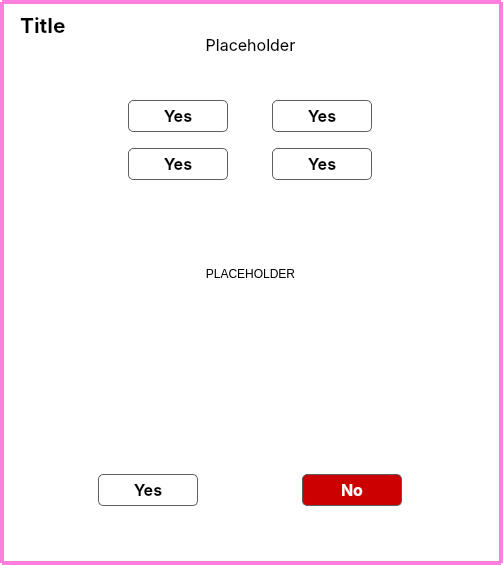
Qt form ui/CustomMessageBox.ui (c-ryan-z/pos-py) before a commit.
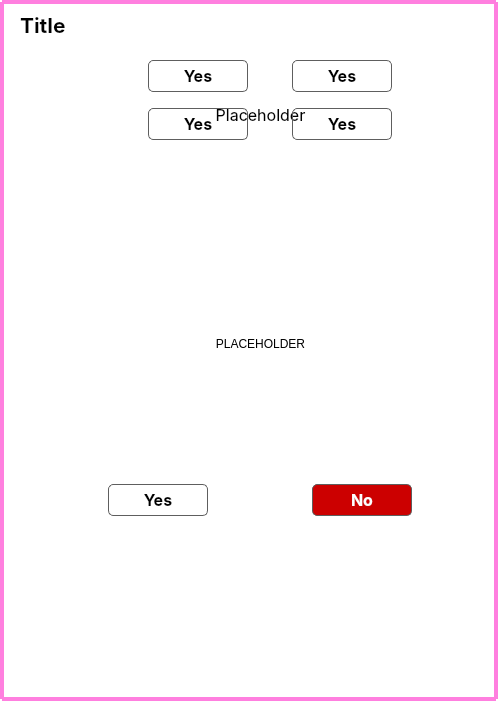
The same form after that commit. The open tabs and pages were chosen to show the change. Icons and pictures are not drawn.

Diff of the .ui file:
```diff
--- a/ui/CustomMessageBox.ui
+++ b/ui/CustomMessageBox.ui
@@ -6,8 +6,8 @@
    <rect>
     <x>0</x>
     <y>0</y>
-    <width>503</width>
-    <height>565</height>
+    <width>498</width>
+    <height>701</height>
    </rect>
   </property>
   <property name="windowTitle">
@@ -55,69 +55,47 @@
     </size>
    </property>
   </widget>
-  <widget class="QWidget" name="layoutWidget">
+  <widget class="QLabel" name="lb_title">
    <property name="geometry">
     <rect>
-     <x>0</x>
-     <y>470</y>
-     <width>501</width>
-     <height>40</height>
+     <x>20</x>
+     <y>10</y>
+     <width>241</width>
+     <height>31</height>
     </rect>
    </property>
-   <layout class="QHBoxLayout" name="hl_confirm">
-    <item>
-     <widget class="QPushButton" name="pb_yes">
-      <property name="maximumSize">
-       <size>
-        <width>100</width>
-        <height>16777215</height>
-       </size>
-      </property>
       <property name="font">
        <font>
         <family>Inter</family>
-        <pointsize>12</pointsize>
+     <pointsize>16</pointsize>
         <bold>true</bold>
        </font>
       </property>
       <property name="text">
-       <string>Yes</string>
-      </property>
-     </widget>
-    </item>
-    <item>
-     <widget class="QPushButton" name="pb_no">
-      <property name="maximumSize">
-       <size>
-        <width>100</width>
-        <height>16777215</height>
-       </size>
-      </property>
-      <property name="font">
-       <font>
-        <family>Inter</family>
-        <pointsize>12</pointsize>
-        <bold>true</bold>
-       </font>
-      </property>
-      <property name="styleSheet">
-       <string notr="true">QPushButton {
-	background-color: #cc0000;
-	color: #FEFEFE;
-}</string>
-      </property>
-      <property name="text">
-       <string>No</string>
-      </property>
-     </widget>
-    </item>
-   </layout>
-  </widget>
+    <string>Title</string>
+   </property>
+   <property name="alignment">
+    <set>Qt::AlignLeading|Qt::AlignLeft|Qt::AlignVCenter</set>
+   </property>
+  </widget>
+  <widget class="QStackedWidget" name="sw_messagebox">
+   <property name="geometry">
+    <rect>
+     <x>10</x>
+     <y>10</y>
+     <width>481</width>
+     <height>681</height>
+    </rect>
+   </property>
+   <property name="currentIndex">
+    <number>1</number>
+   </property>
+   <widget class="QWidget" name="page">
   <widget class="QWidget" name="layoutWidget">
    <property name="geometry">
     <rect>
      <x>40</x>
-     <y>20</y>
+       <y>80</y>
      <width>421</width>
      <height>451</height>
     </rect>
@@ -170,34 +148,69 @@
     </item>
    </layout>
   </widget>
-  <widget class="QLabel" name="lb_title">
+    <widget class="QWidget" name="layoutWidget">
    <property name="geometry">
     <rect>
-     <x>20</x>
-     <y>10</y>
-     <width>241</width>
-     <height>31</height>
-    </rect>
-   </property>
+       <x>0</x>
+       <y>470</y>
+       <width>501</width>
+       <height>40</height>
+      </rect>
+     </property>
+     <layout class="QHBoxLayout" name="hl_confirm">
+      <item>
+       <widget class="QPushButton" name="pb_yes">
+        <property name="maximumSize">
+         <size>
+          <width>100</width>
+          <height>16777215</height>
+         </size>
+        </property>
    <property name="font">
     <font>
      <family>Inter</family>
-     <pointsize>16</pointsize>
+          <pointsize>12</pointsize>
      <bold>true</bold>
     </font>
    </property>
    <property name="text">
-    <string>Title</string>
-   </property>
-   <property name="alignment">
-    <set>Qt::AlignLeading|Qt::AlignLeft|Qt::AlignVCenter</set>
-   </property>
+         <string>Yes</string>
+        </property>
+       </widget>
+      </item>
+      <item>
+       <widget class="QPushButton" name="pb_no">
+        <property name="maximumSize">
+         <size>
+          <width>100</width>
+          <height>16777215</height>
+         </size>
+        </property>
+        <property name="font">
+         <font>
+          <family>Inter</family>
+          <pointsize>12</pointsize>
+          <bold>true</bold>
+         </font>
+        </property>
+        <property name="styleSheet">
+         <string notr="true">QPushButton {
+	background-color: #cc0000;
+	color: #FEFEFE;
+}</string>
+        </property>
+        <property name="text">
+         <string>No</string>
+        </property>
+       </widget>
+      </item>
+     </layout>
   </widget>
   <widget class="QWidget" name="layoutWidget">
    <property name="geometry">
     <rect>
-     <x>90</x>
-     <y>90</y>
+       <x>100</x>
+       <y>40</y>
      <width>321</width>
      <height>101</height>
     </rect>
@@ -285,6 +298,24 @@
     </item>
    </layout>
   </widget>
+   </widget>
+   <widget class="QWidget" name="page_2">
+    <widget class="QWidget" name="verticalLayoutWidget">
+     <property name="geometry">
+      <rect>
+       <x>30</x>
+       <y>40</y>
+       <width>421</width>
+       <height>621</height>
+      </rect>
+     </property>
+     <layout class="QVBoxLayout" name="receipt_layout"/>
+    </widget>
+   </widget>
+  </widget>
+  <zorder>lb_title</zorder>
+  <zorder>sw_messagebox</zorder>
+  <zorder>pb_close</zorder>
  </widget>
  <resources/>
  <connections/>
```
Lines whose indentation alone changed are shown as unchanged.
